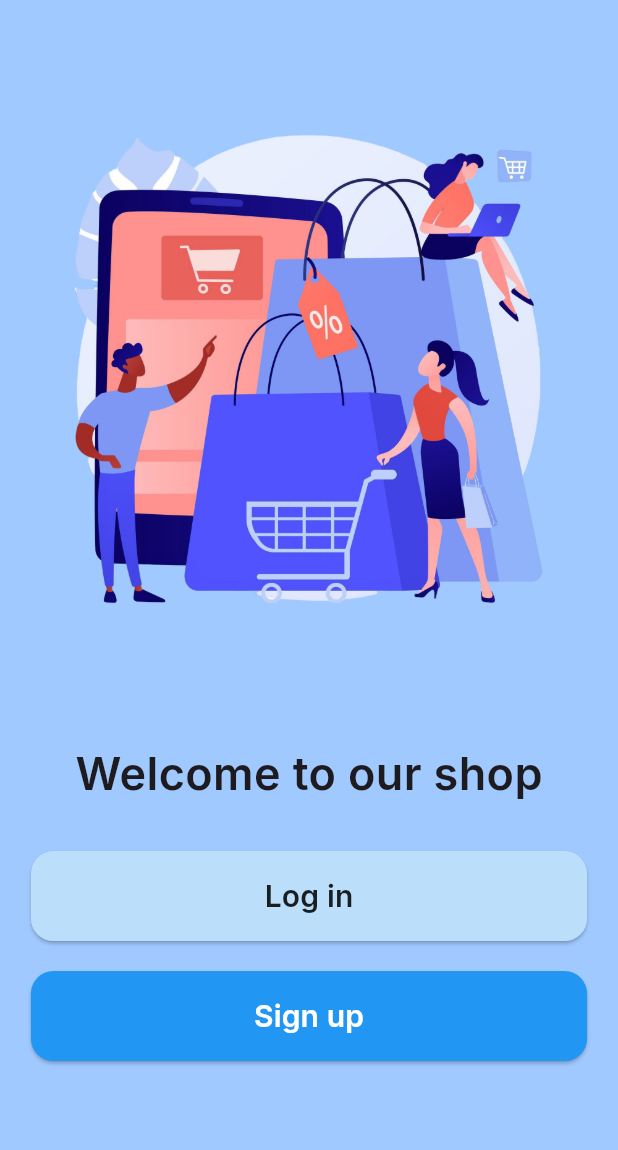
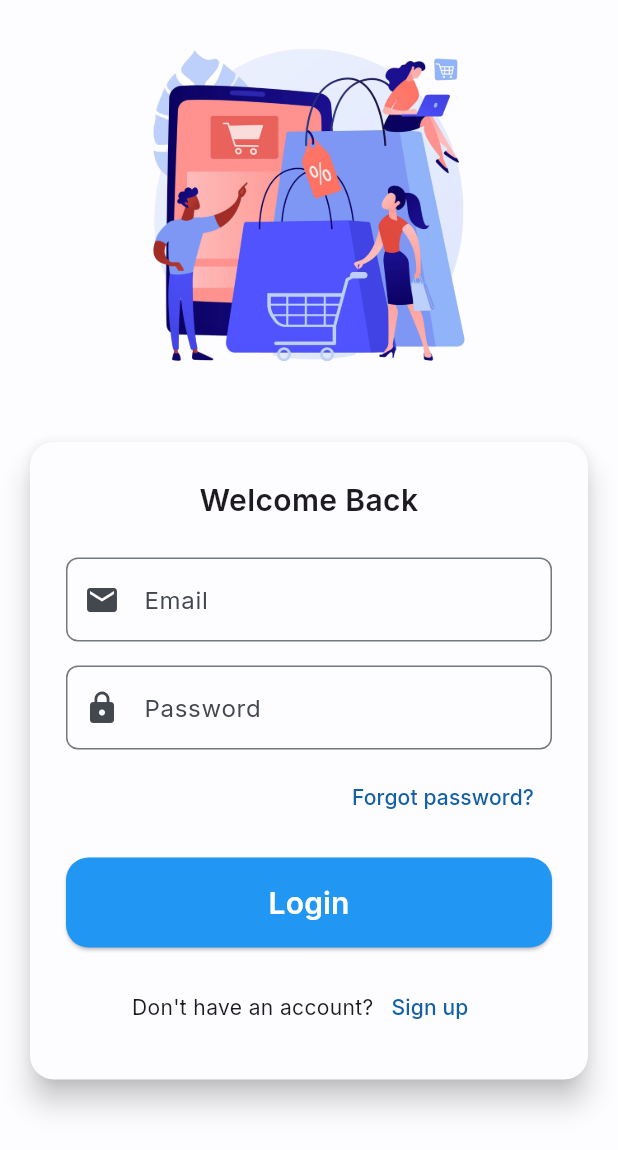
Before and after one commit to Dattt2k2/E-commerce-app, a Flutter app: the screen it shows after launch, on a phone screen of 412 x 824 dp. Shown: the top 1150 px of the screen. Run offline on Flutter 3.47's test engine with Material 3 defaults, Android fonts, the light colour scheme and no system bars; drawn by our look-alikes of carousel_slider; our stand-ins replace adaptive_theme, auto_route, bloc, dartz, dio, equatable and 4 more.

Commit message:
refactor: auth page

```diff
--- /dev/null
+++ b/lib/form/flip_card.dart
@@ -0,0 +1,331 @@
+import "package:flutter/material.dart";
+import "package:auto_route/auto_route.dart";
+import "package:e_commerce_app/config/routes/router.dart";
+import "package:e_commerce_app/styles/text_style.dart";
+import "package:e_commerce_app/styles/custom_button.dart";
+import "dart:math" as math;
+
+
+enum AuthCardSide {
+  login,
+  register,
+  forgotPassword
+}
+
+class FlipAuthCard extends StatefulWidget {
+  const FlipAuthCard({super.key});
+
+  @override
+  State<FlipAuthCard> createState() => _FlipAuthCardState();
+}
+
+class _FlipAuthCardState extends State<FlipAuthCard> with SingleTickerProviderStateMixin{
+
+  AuthCardSide currenSide = AuthCardSide.login;
+  late AnimationController _animationController;
+  late Animation<double> _frontRotation;
+  late Animation<double> _backRotation;
+  bool _isAnimating = false;
+
+  @override
+
+  void initState(){
+    super.initState();
+    _animationController = AnimationController(
+      duration: const Duration(milliseconds: 500),
+      vsync: this
+    );
+
+    _frontRotation = TweenSequence<double>([
+      TweenSequenceItem(
+        tween: Tween<double>(begin: 0.0, end: math.pi / 2)
+        .chain(CurveTween(curve: Curves.easeIn)),
+        weight: 50.0
+      ),
+    ]).animate(_animationController);
+
+    _backRotation = TweenSequence<double>([
+      TweenSequenceItem(
+        tween: Tween<double>(begin: math.pi, end: math.pi / 2)
+        .chain(CurveTween(curve: Curves.easeOut)),
+        weight: 50.0
+      ),
+    ]).animate(_animationController);
+  }
+
+  @override
+  void dispose(){
+    _animationController.dispose();
+    super.dispose();
+  }
+
+  void _switchCard(AuthCardSide newSide) {
+    if (currenSide == newSide || _isAnimating) return;
+
+    setState(() {
+      _isAnimating = true;
+    });
+
+    _animationController.forward().then((_) {
+      setState(() {
+        currenSide = newSide;
+      });
+
+      _animationController.reverse().then((_) {
+        setState(() {
+          _isAnimating = false;
+        });
+      });
+    });
+  }
+
+  @override
+  Widget build(BuildContext context) {
+    return AnimatedBuilder(
+      animation: _animationController,
+      builder: (context, child){
+        return Stack(
+          children: [
+            _buildCardFace(
+              rotation: _frontRotation.value,
+              isVisible: _frontRotation.value < (math.pi / 2),
+              child: _buildCardContent(currenSide),
+            ),
+            _buildCardFace(
+              rotation: _backRotation.value,
+              isVisible: _backRotation.value < (math.pi / 2),
+              child: _buildCardContent(_getNextSide()),
+            )
+          ],
+        );
+      }
+    );
+  }
+
+  AuthCardSide _getNextSide(){
+
+    if (!_isAnimating) return currenSide;
+
+    switch (currenSide) {
+      case AuthCardSide.login:
+        return AuthCardSide.register;
+      case AuthCardSide.register:
+        return AuthCardSide.login;
+      case AuthCardSide.forgotPassword:
+        return AuthCardSide.login;
+      default:
+        return AuthCardSide.login;
+    }
+  }
+
+  Widget _buildCardFace({
+    required double rotation,
+    required bool isVisible,
+    required Widget child,
+  }) {
+    return Visibility(
+      visible: isVisible,
+      child: Transform(
+        alignment: Alignment.center,
+        transform: Matrix4.identity()
+          ..setEntry(3, 2, 0.001)
+          ..rotateY(rotation),
+          child: Card(
+            elevation: 8,
+            shape: RoundedRectangleBorder(
+              borderRadius: BorderRadius.circular(16),
+            ),
+            child: Padding(
+              padding: const EdgeInsets.all(24.0),
+              child: child,
+            )
+          )
+      )
+    );
+  }
+
+  Widget _buildCardContent(AuthCardSide side){
+    switch (side){
+      case AuthCardSide.login:
+        return _buildLoginContent();
+      case AuthCardSide.register:
+        return _buildRegisterContent();
+      case AuthCardSide.forgotPassword:
+        return _buildForgotPasswordContent();
+    }
+  }
+
+  Widget _buildLoginContent() {
+    return SingleChildScrollView(
+      child: Column(
+        mainAxisSize: MainAxisSize.min,
+        crossAxisAlignment: CrossAxisAlignment.stretch,
+        children: [
+          Text(
+            'Welcome Back',
+            style: CustomTextStyle.headlineMedium(context),
+            textAlign: TextAlign.center,
+          ),
+          const SizedBox(height: 24),
+          TextField(
+            decoration: InputDecoration(
+              labelText: 'Email',
+              border: OutlineInputBorder(
+                borderRadius: BorderRadius.circular(8),
+              ),
+              prefixIcon: const Icon(Icons.email),
+            ),
+          ),
+          const SizedBox(height: 16),
+          TextField(
+            obscureText: true,
+            decoration: InputDecoration(
+              labelText: 'Password',
+              border: OutlineInputBorder(
+                borderRadius: BorderRadius.circular(8),
+              ),
+              prefixIcon: const Icon(Icons.lock),
+            ),
+          ),
+          const SizedBox(height: 8),
+          Align(
+            alignment: Alignment.centerRight,
+            child: TextButton(
+              onPressed: () => _switchCard(AuthCardSide.forgotPassword),
+              child: const Text('Forgot password?'),
+            ),
+          ),
+          const SizedBox(height: 16),
+          CustomButton(
+            text: 'Login',
+            onpressed: () => context.router.push(const HomeRoute()),
+            backgroundColor: Colors.blue,
+            textColor: Colors.white,
+          ),
+          const SizedBox(height: 16),
+          Row(
+            mainAxisAlignment: MainAxisAlignment.center,
+            children: [
+              const Text("Don't have an account?"),
+              TextButton(
+                onPressed: () => _switchCard(AuthCardSide.register),
+                child: const Text('Sign up'),
+              ),
+            ],
+          ),
+        ],
+      ),
+    );
+  }
+
+  Widget _buildRegisterContent() {
+    return SingleChildScrollView(
+      child: Column(
+        mainAxisSize: MainAxisSize.min,
+        crossAxisAlignment: CrossAxisAlignment.stretch,
+        children: [
+          Text(
+            'Create Account',
+            style: CustomTextStyle.headlineMedium(context),
+            textAlign: TextAlign.center,
+          ),
+          const SizedBox(height: 24),
+          TextField(
+            decoration: InputDecoration(
+              labelText: 'Full Name',
+              border: OutlineInputBorder(
+                borderRadius: BorderRadius.circular(8),
+              ),
+              prefixIcon: const Icon(Icons.person),
+            ),
+          ),
+          const SizedBox(height: 16),
+          TextField(
+            decoration: InputDecoration(
+              labelText: 'Email',
+              border: OutlineInputBorder(
+                borderRadius: BorderRadius.circular(8),
+              ),
+              prefixIcon: const Icon(Icons.email),
+            ),
+          ),
+          const SizedBox(height: 16),
+          TextField(
+            obscureText: true,
+            decoration: InputDecoration(
+              labelText: 'Password',
+              border: OutlineInputBorder(
+                borderRadius: BorderRadius.circular(8),
+              ),
+              prefixIcon: const Icon(Icons.lock),
+            ),
+          ),
+          const SizedBox(height: 24),
+          CustomButton(
+            text: 'Sign Up',
+            onpressed: () => context.router.push(const HomeRoute()),
+            backgroundColor: Colors.blue,
+            textColor: Colors.white,
+          ),
+          const SizedBox(height: 16),
+          Row(
+            mainAxisAlignment: MainAxisAlignment.center,
+            children: [
+              const Text("Already have an account?"),
+              TextButton(
+                onPressed: () => _switchCard(AuthCardSide.login),
+                child: const Text('Login'),
+              ),
+            ],
+          ),
+        ],
+      ),
+    );
+  }
+
+  Widget _buildForgotPasswordContent() {
+    return SingleChildScrollView(
+      child: Column(
+        mainAxisSize: MainAxisSize.min,
+        crossAxisAlignment: CrossAxisAlignment.stretch,
+        children: [
+          Text(
+            'Reset Password',
+            style: CustomTextStyle.headlineMedium(context),
+            textAlign: TextAlign.center,
+          ),
+          const SizedBox(height: 16),
+          Text(
+            'Enter your email and we will send you instructions to reset your password',
+            textAlign: TextAlign.center,
+            style: TextStyle(color: Colors.grey[700]),
+          ),
+          const SizedBox(height: 24),
+          TextField(
+            decoration: InputDecoration(
+              labelText: 'Email',
+              border: OutlineInputBorder(
+                borderRadius: BorderRadius.circular(8),
+              ),
+              prefixIcon: const Icon(Icons.email),
+            ),
+          ),
+          const SizedBox(height: 24),
+          CustomButton(
+            text: 'Send Reset Link',
+            onpressed: () {},
+            backgroundColor: Colors.blue,
+            textColor: Colors.white,
+          ),
+          const SizedBox(height: 16),
+          Center(
+            child: TextButton(
+              onPressed: () => _switchCard(AuthCardSide.login),
+              child: const Text('Back to Login'),
+            ),
+          ),
+        ],
+      ),
+    );
+  }
+}
--- a/lib/screen/auth/splash_screen.dart
+++ b/lib/screen/auth/splash_screen.dart
@@ -1,7 +1,8 @@
 import 'package:auto_route/auto_route.dart';
 import 'package:carousel_slider/carousel_slider.dart';
-import 'package:dartz/dartz.dart';
+import 'package:dartz/dartz.dart' as dartz;
 import 'package:e_commerce_app/config/theme/theme.dart';
+import 'package:e_commerce_app/form/flip_card.dart';
 import 'package:e_commerce_app/screen/auth/log_in.dart';
 import 'package:e_commerce_app/styles/custom_button.dart';
 import 'package:e_commerce_app/styles/text_style.dart';
@@ -9,96 +10,102 @@ import 'package:flutter/material.dart';
 import 'package:responsive_framework/responsive_framework.dart';
 import 'package:e_commerce_app/config/routes/router.dart';
 
-
 @RoutePage()
-class SplashScreen extends StatelessWidget {
+class SplashScreen extends StatefulWidget {
   const SplashScreen({super.key});
 
   @override
-    Widget build(BuildContext context) {
+  State<SplashScreen> createState() => _SplashScreenState();
+}
+
+class _SplashScreenState extends State<SplashScreen> {
+  // Tạo controller và list hình ảnh ở cấp state để tránh khởi tạo lại
+  late CarouselSliderController carouselController;
   final List<String> images = [
     'assets/image/carousel1.png',
     'assets/image/carousel2.png',
   ];
 
+  @override
+  void initState() {
+    super.initState();
+    carouselController = CarouselSliderController();
+  }
+
+  @override
+  Widget build(BuildContext context) {
     final responsive = ResponsiveBreakpoints.of(context);
     final isMobile = responsive.isMobile;
     final isTablet = responsive.isTablet;
     final isDesktop = responsive.isDesktop;
 
-
-
     return Scaffold(
-        body: SafeArea(  // Thêm SafeArea để tránh overflow
+      body: SafeArea(
         child: isDesktop
-            ? _buildDeskopLayout(context, images)
+            ? _buildDeskopLayout()
             : isMobile
-              ? _buildMobileLayout(context, images)  // Thêm context parameter
-              : _buildTabletLayout(context, images), // Thêm context parameter
+                ? _buildMobileLayout()
+                : _buildTabletLayout(),
       ),
     );
   }
+
+  // Layout cho các thiết bị khác nhau
+  Widget _buildMobileLayout() {
+    return Column(
+      children: [
+        Expanded(
+          flex: 1,
+          child: _buildCarousel(aspectRatio: 1/1),
+        ),
+        const Expanded(
+          flex: 2,
+          child: Padding(
+            padding: EdgeInsets.all(16.0),
+            child: FlipAuthCard(),
+          ),
+        ),
+      ],
+    );
   }
 
-Widget _buildDeskopLayout(BuildContext context, List<String> images) {
+  Widget _buildTabletLayout() {
+    return Column(
+      children: [
+        Expanded(
+          flex: 1,
+          child: _buildCarousel(aspectRatio: 16/9),
+        ),
+        const Expanded(
+          flex: 1,
+          child: Padding(
+            padding: EdgeInsets.symmetric(horizontal: 48.0, vertical: 24.0),
+            child: FlipAuthCard(),
+          ),
+        ),
+      ],
+    );
+  }
+
+  Widget _buildDeskopLayout() {
     return Row(
       children: [
         Expanded(
-          flex: 6,
-          child: Container(
-            child: CarouselSlider(
-              options: CarouselOptions(
-                // height: MediaQuery.of(context).size.height *0.8,  // Set chiều cao cụ thể
-                autoPlay: true,
-                aspectRatio: 16 / 9,
-                viewportFraction: 1,
-                enlargeCenterPage: true,
-              ),
-              items: images.map((e) => Container(
-                child: Image.asset(
-                  e,
-                  fit: BoxFit.cover,
-                ),
-              )).toList(),
-            ),
-          ),
+          flex: 1,
+          child: _buildCarousel(isFullHeight: true),
         ),
         Expanded(
-          flex: 4,
-          child: Container(
-            color: Colors.white,
-            padding: const EdgeInsets.all(20),
-            child: Column(
-              mainAxisAlignment: MainAxisAlignment.center,
-              crossAxisAlignment: CrossAxisAlignment.start,
-              children: [
-                Text(
-                  "Welcome to our store",
-                  style: CustomTextStyle.headlineBig(context),
+          flex: 1,
+          child: Padding(
+            padding: const EdgeInsets.all(48.0),
+            child: Center(
+              child: ConstrainedBox(
+                constraints: const BoxConstraints(
+                  maxWidth: 500,
+                  maxHeight: 600,
                 ),
-                const SizedBox(height: 100),
-                Row(
-                  children: [
-                    Expanded(
-                      child: CustomButton(
-                        text: 'Log in',
-                        onpressed: () => context.router.push(const LoginRoute()),
-                        backgroundColor: Colors.blue.shade100,
-                        textColor: Colors.black87,
+                child: const FlipAuthCard(),
               ),
-                    ),
-                    const SizedBox(width: 20),
-                    Expanded(
-                      child: CustomButton(
-                        text: 'Sign up',
-                        onpressed: () => context.router.push(const RegisterRoute()),
-                        backgroundColor: Colors.blue,
-                        textColor: Colors.white,
-                      ),
-                    ),
-                  ],
-                ),
-              ],
             ),
           ),
         ),
@@ -106,63 +113,21 @@ Widget _buildDeskopLayout(BuildContext context, List<String> images) {
     );
   }
 
-Widget _buildMobileLayout(BuildContext context, List<String> images){
-  return Container(
-    color: flexSchemeDark.primary,
-    child: Column(
-      children: [
-        Expanded(
-          flex: 3,
-          child: CarouselSlider(
+  // Widget riêng cho carousel để tái sử dụng
+  Widget _buildCarousel({double? aspectRatio, bool isFullHeight = false}) {
+    return CarouselSlider(
+      carouselController: carouselController, // Sử dụng controller được khởi tạo trong initState
       options: CarouselOptions(
-              // height: MediaQuery.of(context).size.height *0.8,  // Set chiều cao cụ thể
         autoPlay: true,
-              aspectRatio:1/1,
+        aspectRatio: aspectRatio ?? 16/9,
         viewportFraction: 1,
         enlargeCenterPage: true,
+        height: isFullHeight ? double.infinity : null,
       ),
-            items: images.map((e) => Container(
-              child: Image.asset(
+      items: images.map((e) => Image.asset(
         e,
-                fit: BoxFit.fitWidth,
-              ),
+        fit: BoxFit.cover,
       )).toList(),
-          ),
-        ),
-        Expanded(
-          flex: 2,
-          child: Column(
-            children: [
-              Text(
-                'Welcome to our shop',
-                style: CustomTextStyle.splastTitle(context),
-              ),
-              SizedBox(height: 30,),
-              CustomButton(
-              text: 'Log in',
-              onpressed: () {
-                context.router.push(const LoginRoute());
-               },
-              backgroundColor: Colors.blue.shade100,
-              textColor: Colors.black87,
-              ),
-              const SizedBox(height: 20),
-              CustomButton(
-                text: 'Sign up',
-                onpressed: () => context.router.push(const RegisterRoute()),
-                backgroundColor: Colors.blue,
-                textColor: Colors.white,
-              ),
-            ],
-          ),
-        ),
-      ],
-    ),
     );
   }
-
-Widget _buildTabletLayout(BuildContext context ,List<String> images){
-  return Center(
-    child: Text("Tablet Layout"),
-  );
 }
```
Also changed, not shown: lib/form/sign_up_form.dart (added, +15 -0 lines). Lines whose indentation alone changed are shown as unchanged.
